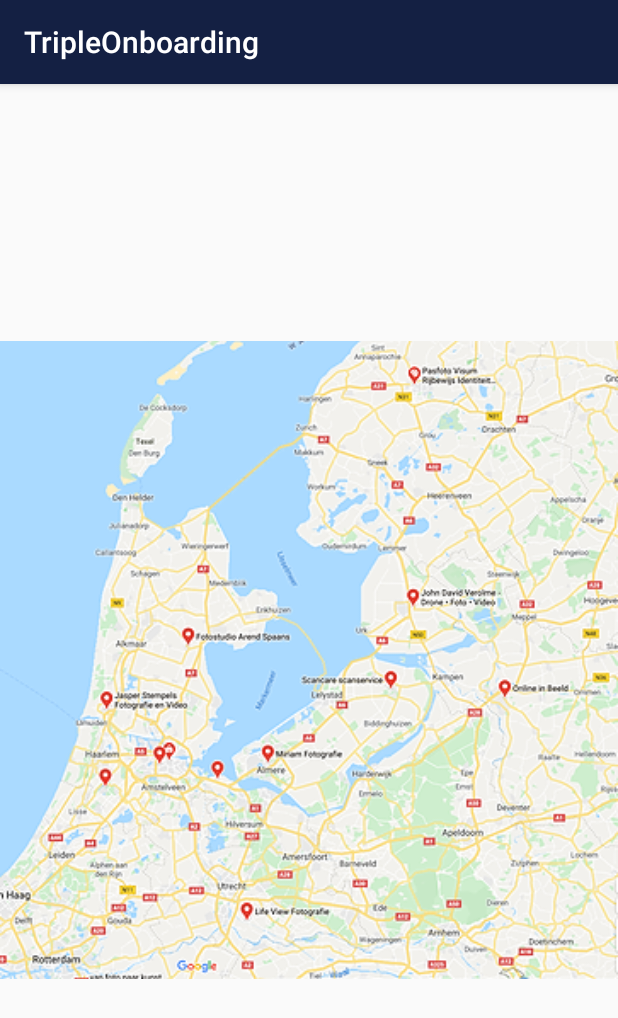
After one commit to Karaerk/android-triple-onboarding, an Android app: the MapActivity screen opened directly, with no data from a screen before it, on a phone screen of 412 x 824 dp. The commit adds this screen. Shown: the top 1018 px of the screen. Run offline under Robolectric (Android 15) with nearby library versions, the phone set to English and light mode, and no system bars.

Commit message:
Add a begin of map screen

```diff
--- a/app/src/main/AndroidManifest.xml
+++ b/app/src/main/AndroidManifest.xml
@@ -9,7 +9,8 @@
         android:roundIcon="@mipmap/ic_launcher_round"
         android:supportsRtl="true"
         android:theme="@style/AppTheme">
-        <activity android:name=".InfoActivity"></activity>
+        <activity android:name=".MapActivity"></activity>
+        <activity android:name=".InfoActivity" />
         <activity android:name=".MainActivity">
             <intent-filter>
                 <action android:name="android.intent.action.MAIN" />
--- /dev/null
+++ b/app/src/main/java/com/wearetriple/tripleonboarding/MapActivity.kt
@@ -0,0 +1,12 @@
+package com.wearetriple.tripleonboarding
+
+import androidx.appcompat.app.AppCompatActivity
+import android.os.Bundle
+
+class MapActivity : AppCompatActivity() {
+
+    override fun onCreate(savedInstanceState: Bundle?) {
+        super.onCreate(savedInstanceState)
+        setContentView(R.layout.activity_map)
+    }
+}
--- /dev/null
+++ b/app/src/main/res/layout/activity_map.xml
@@ -0,0 +1,20 @@
+<?xml version="1.0" encoding="utf-8"?>
+<androidx.constraintlayout.widget.ConstraintLayout xmlns:android="http://schemas.android.com/apk/res/android"
+    xmlns:app="http://schemas.android.com/apk/res-auto"
+    xmlns:tools="http://schemas.android.com/tools"
+    android:layout_width="match_parent"
+    android:layout_height="match_parent"
+    tools:context=".MapActivity">
+
+    <ImageView
+        android:id="@+id/imageView"
+        android:layout_width="match_parent"
+        android:layout_height="match_parent"
+        app:layout_constraintBottom_toBottomOf="parent"
+        app:layout_constraintEnd_toEndOf="parent"
+        app:layout_constraintHorizontal_bias="1.0"
+        app:layout_constraintStart_toStartOf="parent"
+        app:layout_constraintTop_toTopOf="parent"
+        app:layout_constraintVertical_bias="0.0"
+        app:srcCompat="@drawable/level_1" />
+</androidx.constraintlayout.widget.ConstraintLayout>
```
Also changed, not shown: app/src/main/java/com/wearetriple/tripleonboarding/MainActivity.kt (+8 -0 lines), app/src/main/res/layout/activity_main.xml (+11 -1 lines), app/src/main/res/drawable-hdpi/level_1.png (added), app/src/main/res/drawable-mdpi/level_1.png (added), app/src/main/res/drawable-xhdpi/level_1.png (added), app/src/main/res/drawable-xxhdpi/level_1.png (added), app/src/main/res/drawable-xxxhdpi/level_1.png (added).
